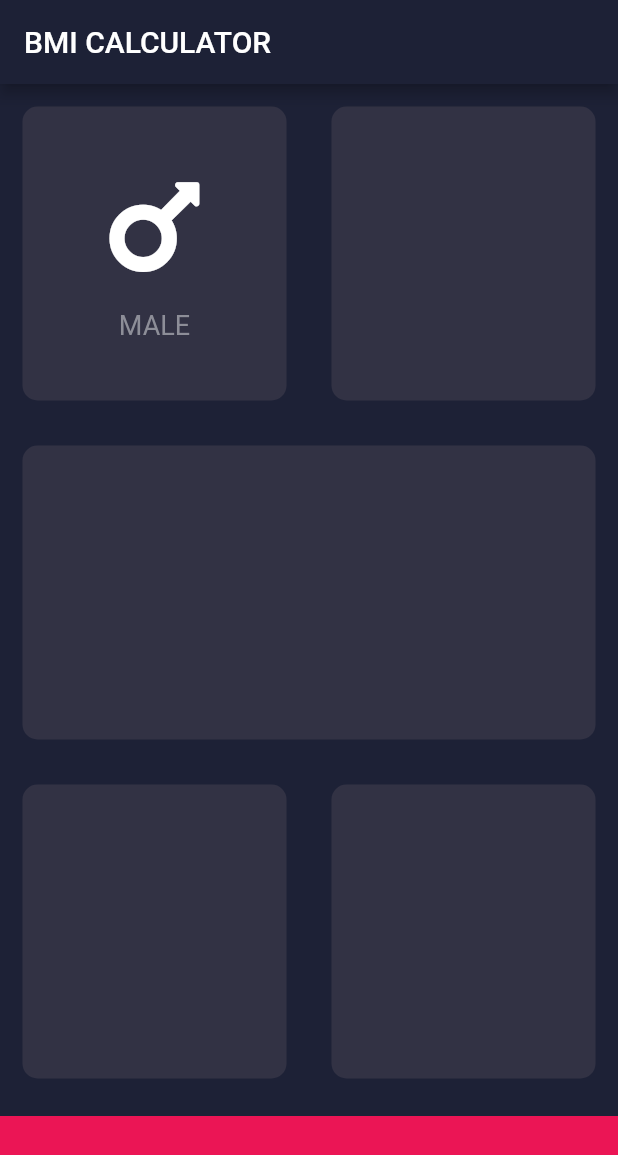
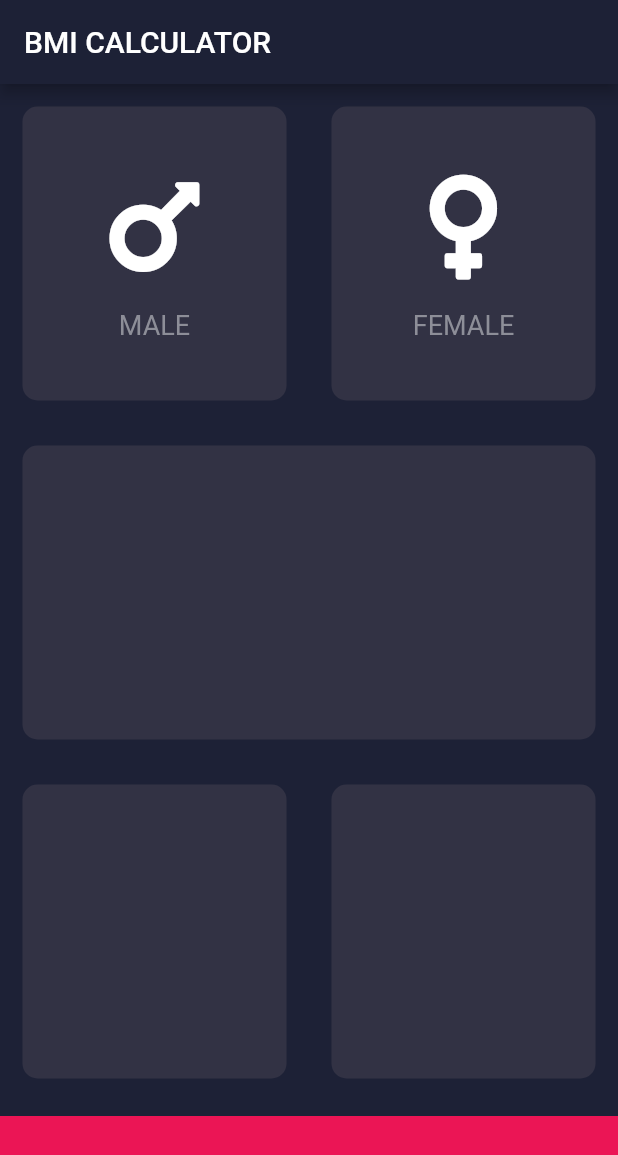
Before and after one commit to gospodi-dev/bmi_calculator, a Flutter app: the screen it shows after launch, on a phone screen of 412 x 824 dp. Shown: the top 1155 px of the screen. Run offline on Flutter 3.47's test engine with Material 2 defaults, Android fonts, the phone set to English and light mode, and no system bars; our stand-ins replace font_awesome_flutter.

Commit message:
Добавлен значок FEMALE значки и их свойства разнесены в отдельные файлы

```diff
--- /dev/null
+++ b/lib/icon_content.dart
@@ -0,0 +1,33 @@
+import 'package:flutter/material.dart';
+
+const labelTextStyle = TextStyle(
+  fontSize: 18.0,
+  color: Color(0xFF8D8E98),
+);
+
+class IconContent extends StatelessWidget {
+  IconContent({this.icon, this.label});
+
+  final IconData icon;
+  final String label;
+
+  @override
+  Widget build(BuildContext context) {
+    return Column(
+      mainAxisAlignment: MainAxisAlignment.center,
+      children: <Widget>[
+        Icon(
+          icon,
+          size: 80.0,
+        ),
+        SizedBox(
+          height: 15.0,
+        ),
+        Text(
+          label,
+          style: labelTextStyle,
+        )
+      ],
+    );
+  }
+}
--- a/lib/input_page.dart
+++ b/lib/input_page.dart
@@ -1,6 +1,7 @@
-import 'package:flutter/cupertino.dart';
 import 'package:flutter/material.dart';
 import 'package:font_awesome_flutter/font_awesome_flutter.dart';
+import 'icon_content.dart';
+import 'reusable_card.dart';
 
 const bottomContainerHeight = 80.0;
 const activeCardColor = Color(0xff323244);
@@ -26,27 +27,19 @@ class _InputPageState extends State<InputPage> {
                 Expanded(
                     child: ReusableCard(
                   colour: activeCardColor,
-                  cardChild: Column(
-                    mainAxisAlignment: MainAxisAlignment.center,
-                    children: <Widget>[
-                      Icon(
-                        FontAwesomeIcons.mars,
-                        size: 80.0,
-                      ),
-                      SizedBox(
-                        height: 15.0,
-                      ),
-                      Text(
-                        'MALE',
-                        style: TextStyle(
-                          fontSize: 18.0,
-                          color: Color(0xFF8D8E98),
-                        ),
-                      )
-                    ],
+                  cardChild: IconContent(
+                    icon: FontAwesomeIcons.mars,
+                    label: 'MALE',
                   ),
                 )),
-                Expanded(child: ReusableCard(colour: activeCardColor)),
+                Expanded(
+                    child: ReusableCard(
+                  colour: activeCardColor,
+                  cardChild: IconContent(
+                    icon: FontAwesomeIcons.venus,
+                    label: 'FEMALE',
+                  ),
+                )),
               ],
             )),
             Expanded(child: ReusableCard(colour: activeCardColor)),
@@ -67,20 +60,3 @@ class _InputPageState extends State<InputPage> {
         ));
   }
 }
-
-class ReusableCard extends StatelessWidget {
-  ReusableCard({@required this.colour, this.cardChild});
-
-  final Color colour;
-  final Widget cardChild;
-
-  @override
-  Widget build(BuildContext context) {
-    return Container(
-      child: cardChild,
-      margin: EdgeInsets.all(15.0),
-      decoration: BoxDecoration(
-          color: colour, borderRadius: BorderRadius.circular(10.0)),
-    );
-  }
-}
--- /dev/null
+++ b/lib/reusable_card.dart
@@ -0,0 +1,18 @@
+import 'package:flutter/material.dart';
+
+class ReusableCard extends StatelessWidget {
+  ReusableCard({@required this.colour, this.cardChild});
+
+  final Color colour;
+  final Widget cardChild;
+
+  @override
+  Widget build(BuildContext context) {
+    return Container(
+      child: cardChild,
+      margin: EdgeInsets.all(15.0),
+      decoration: BoxDecoration(
+          color: colour, borderRadius: BorderRadius.circular(10.0)),
+    );
+  }
+}
```
